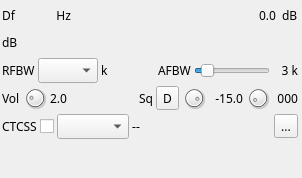
First picture: the form in plugins/channelrx/demodnfm/nfmdemodgui.ui, repository f4exb/sdrangel, before the edit.
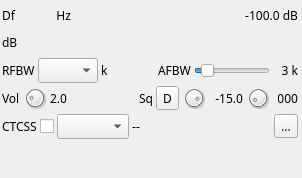
Second picture: the form after the edit. Icons and pictures are not drawn. Custom widgets are drawn as their Qt base class.

Commit message: All mod and demod plugins: try to fix channel power display

Patch:
```diff
--- a/plugins/channelrx/demodnfm/nfmdemodgui.ui
+++ b/plugins/channelrx/demodnfm/nfmdemodgui.ui
@@ -142,9 +142,13 @@
        </spacer>
       </item>
       <item>
-       <layout class="QHBoxLayout" name="channnelPowerLayout">
-        <item>
          <widget class="QLabel" name="channelPower">
+        <property name="minimumSize">
+         <size>
+          <width>60</width>
+          <height>0</height>
+         </size>
+        </property>
           <property name="toolTip">
            <string>Channel power</string>
           </property>
@@ -152,18 +156,12 @@
            <enum>Qt::RightToLeft</enum>
           </property>
           <property name="text">
-           <string>0.0</string>
-          </property>
-         </widget>
-        </item>
-        <item>
-         <widget class="QLabel" name="channelPowerUnits">
-          <property name="text">
-           <string> dB</string>
-          </property>
-         </widget>
-        </item>
-       </layout>
+         <string>-100.0 dB</string>
+        </property>
+        <property name="alignment">
+         <set>Qt::AlignRight|Qt::AlignTrailing|Qt::AlignVCenter</set>
+        </property>
+       </widget>
       </item>
      </layout>
     </item>
```
Lines whose indentation alone changed are shown as unchanged. The commit also changes 17 other files.
